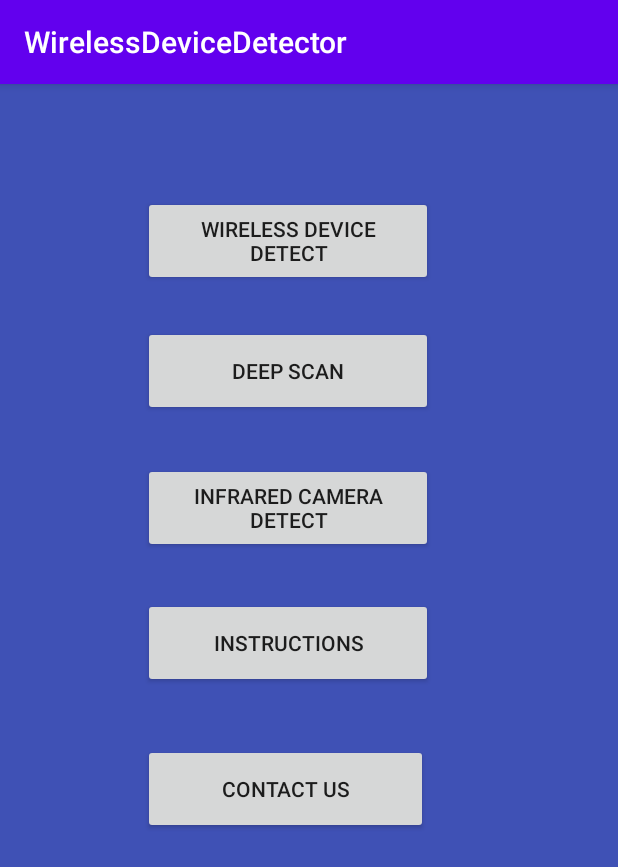
After one commit to angelicrf/isit322, an Android app: the MenuActivity screen opened directly, with no data from a screen before it, on a phone screen of 412 x 824 dp. The commit adds this screen. Shown: the top 867 px of the screen. Run offline under Robolectric (Android 15) with nearby library versions, the phone set to English and light mode, and no system bars.

Commit message:
WFirstMenuBTN

```diff
--- /dev/null
+++ b/myAndroidProject/app/src/main/java/com/example/myapplication/MenuActivity.java
@@ -0,0 +1,51 @@
+package com.example.myapplication;
+
+import android.content.Context;
+import android.os.Bundle;
+import android.view.View;
+import android.widget.Button;
+import android.widget.TextView;
+
+import androidx.appcompat.app.AppCompatActivity;
+
+import org.json.JSONException;
+
+import java.io.IOException;
+
+public class MenuActivity extends AppCompatActivity {
+
+    @Override
+    protected void onCreate(Bundle savedInstanceState) {
+        super.onCreate(savedInstanceState);
+        setContentView(R.layout.activity_menu);
+
+        Button WDeviceDetect = (Button) findViewById(R.id.wddtbtn);
+        Button DeepScan = (Button) findViewById(R.id.dsbtn);
+        Button InfraCamera = (Button) findViewById(R.id.infrcbtn);
+        Button Instructions = (Button) findViewById(R.id.instrbtn);
+        Button ContactUs = (Button) findViewById(R.id.contactbtn);
+        TextView messageToUser = (TextView) findViewById(R.id.menuTextView);
+
+        WDeviceDetect.setOnClickListener(new View.OnClickListener() {
+            @Override
+            public void onClick(View v) {
+                Context mContext = MenuActivity.this;
+
+                WirelessDeviceDetect wdt = new WirelessDeviceDetect();
+                try {
+                    GetUser gtu = new GetUser();
+                    wdt.saveNewActivity = gtu.getUserName();
+                    wdt.RunSensorToDetect(mContext);
+                } catch (JSONException | IOException e) {
+                    e.printStackTrace();
+                }
+                int displayRes_1 = wdt.Rssi;
+                int displayRes_2 = wdt.level;
+                String displayRes_3 = wdt.showResult;
+
+                messageToUser.setText(String.format("RSSI: %dLevel: %dBSSID: %s", displayRes_1, displayRes_2, displayRes_3));
+            }
+        });
+    }
+
+}
--- /dev/null
+++ b/myAndroidProject/app/src/main/res/layout/activity_menu.xml
@@ -0,0 +1,82 @@
+<?xml version="1.0" encoding="utf-8"?>
+<androidx.constraintlayout.widget.ConstraintLayout xmlns:android="http://schemas.android.com/apk/res/android"
+    xmlns:app="http://schemas.android.com/apk/res-auto"
+    xmlns:tools="http://schemas.android.com/tools"
+    android:id="@+id/menuText"
+    android:layout_width="match_parent"
+    android:layout_height="match_parent"
+    android:background="#3F51B5"
+    tools:context=".MenuActivity">
+
+    <TextView
+        android:id="@+id/menuTextView"
+        android:layout_width="203dp"
+        android:layout_height="170dp"
+        app:layout_constraintBottom_toBottomOf="parent"
+        app:layout_constraintEnd_toEndOf="parent"
+        app:layout_constraintHorizontal_bias="0.408"
+        app:layout_constraintStart_toStartOf="parent"
+        app:layout_constraintTop_toTopOf="parent"
+        app:layout_constraintVertical_bias="0.948" />
+
+    <Button
+        android:id="@+id/wddtbtn"
+        android:layout_width="193dp"
+        android:layout_height="60dp"
+        android:text="Wireless Device Detect"
+        app:layout_constraintBottom_toBottomOf="parent"
+        app:layout_constraintEnd_toEndOf="parent"
+        app:layout_constraintHorizontal_bias="0.435"
+        app:layout_constraintStart_toStartOf="parent"
+        app:layout_constraintTop_toTopOf="parent"
+        app:layout_constraintVertical_bias="0.105" />
+
+    <Button
+        android:id="@+id/dsbtn"
+        android:layout_width="193dp"
+        android:layout_height="60dp"
+        android:text="Deep Scan"
+        app:layout_constraintBottom_toBottomOf="parent"
+        app:layout_constraintEnd_toEndOf="parent"
+        app:layout_constraintHorizontal_bias="0.435"
+        app:layout_constraintStart_toStartOf="parent"
+        app:layout_constraintTop_toTopOf="parent"
+        app:layout_constraintVertical_bias="0.228" />
+
+    <Button
+        android:id="@+id/infrcbtn"
+        android:layout_width="193dp"
+        android:layout_height="60dp"
+        android:text="Infrared Camera Detect"
+        app:layout_constraintBottom_toBottomOf="parent"
+        app:layout_constraintEnd_toEndOf="parent"
+        app:layout_constraintHorizontal_bias="0.435"
+        app:layout_constraintStart_toStartOf="parent"
+        app:layout_constraintTop_toTopOf="parent"
+        app:layout_constraintVertical_bias="0.357" />
+
+    <Button
+        android:id="@+id/instrbtn"
+        android:layout_width="193dp"
+        android:layout_height="60dp"
+        android:text="Instructions"
+        app:layout_constraintBottom_toBottomOf="parent"
+        app:layout_constraintEnd_toEndOf="parent"
+        app:layout_constraintHorizontal_bias="0.435"
+        app:layout_constraintStart_toStartOf="parent"
+        app:layout_constraintTop_toTopOf="parent"
+        app:layout_constraintVertical_bias="0.484" />
+
+    <Button
+        android:id="@+id/contactbtn"
+        android:layout_width="190dp"
+        android:layout_height="60dp"
+        android:text="Contact Us"
+        app:layout_constraintBottom_toBottomOf="parent"
+        app:layout_constraintEnd_toEndOf="parent"
+        app:layout_constraintHorizontal_bias="0.429"
+        app:layout_constraintStart_toStartOf="parent"
+        app:layout_constraintTop_toTopOf="parent"
+        app:layout_constraintVertical_bias="0.621" />
+
+</androidx.constraintlayout.widget.ConstraintLayout>
```
Also changed, not shown: myAndroidProject/app/src/main/AndroidManifest.xml (+6 -3 lines), myAndroidProject/app/src/main/java/com/example/myapplication/GetUser.java (+9 -8 lines), myAndroidProject/app/src/main/java/com/example/myapplication/MongodbCredential.java (+15 -19 lines), myAndroidProject/app/src/main/java/com/example/myapplication/MongodbTemplate.java (added, +93 -0 lines), myAndroidProject/app/src/main/java/com/example/myapplication/RegisterUser.java (+20 -2 lines), myAndroidProject/app/src/main/java/com/example/myapplication/SecondActivity.java (+24 -4 lines), myAndroidProject/app/src/main/java/com/example/myapplication/WirelessDeviceDetect.java (added, +68 -0 lines).
